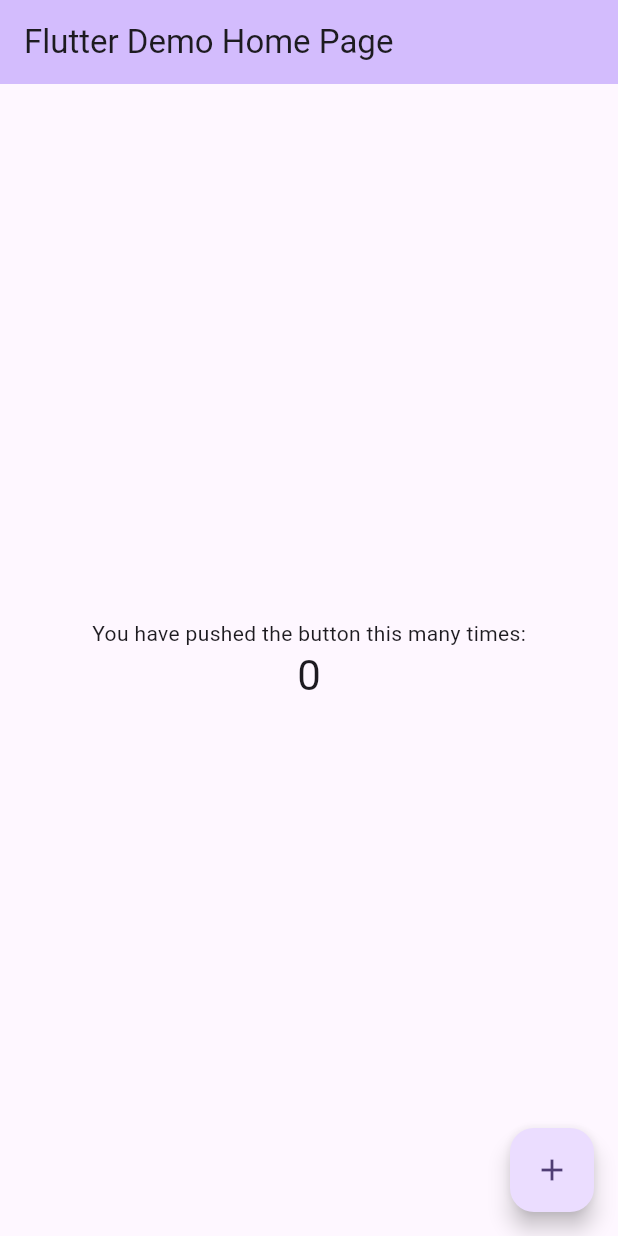
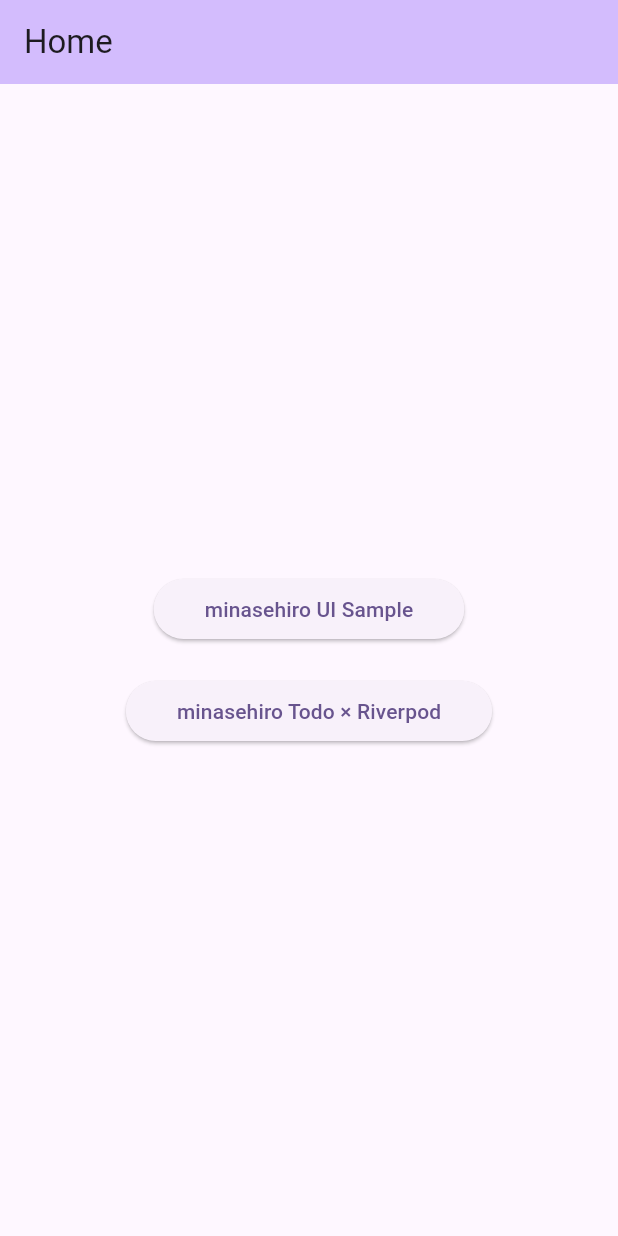
Before and after one commit to tanakahikari-pikka/hoge, a Flutter app: the screen it shows after launch, on a phone screen of 412 x 824 dp. Run offline on Flutter 3.47's test engine with Material 2 defaults, Android fonts, the phone set to English and light mode, and no system bars; our stand-ins replace cloud_firestore, firebase_core, hooks_riverpod; accounts and stored records are empty.

Commit message:
練習用の Todo 機能 を作成 (#9)
* サンプルディレクトリを作成

* サンプル Todo 機能を作成

* 表記ゆれを修正

* コメントを追加

* ほぼUIだけの練習課題も作成

* サンプルディレクトリ・サンプルページを作成

```diff
--- a/lib/main.dart
+++ b/lib/main.dart
@@ -1,7 +1,16 @@
+import 'package:firebase_core/firebase_core.dart';
 import 'package:flutter/material.dart';
+import 'package:hooks_riverpod/hooks_riverpod.dart';
+import 'package:nature_app/team_development_practice/todo_riverpod/minasehiro/view.dart';
 
-void main() {
-  runApp(const MyApp());
+import 'team_development_practice/build_ui/minasehiro.dart';
+
+Future<void> main() async {
+  WidgetsFlutterBinding.ensureInitialized();
+
+  await Firebase.initializeApp();
+
+  runApp(const ProviderScope(child: MyApp()));
 }
 
 class MyApp extends StatelessWidget {
@@ -10,12 +19,13 @@ class MyApp extends StatelessWidget {
   @override
   Widget build(BuildContext context) {
     return MaterialApp(
-      title: 'Flutter Demo',
+      debugShowCheckedModeBanner: false,
+      title: "The Natures App",
       theme: ThemeData(
         colorScheme: ColorScheme.fromSeed(seedColor: Colors.deepPurple),
         useMaterial3: true,
       ),
-      home: const MyHomePage(title: 'Flutter Demo Home Page'),
+      home: const MyHomePage(title: "Home"),
     );
   }
 }
@@ -30,14 +40,6 @@ class MyHomePage extends StatefulWidget {
 }
 
 class _MyHomePageState extends State<MyHomePage> {
-  int _counter = 0;
-
-  void _incrementCounter() {
-    setState(() {
-      _counter++;
-    });
-  }
-
   @override
   Widget build(BuildContext context) {
     return Scaffold(
@@ -45,25 +47,48 @@ class _MyHomePageState extends State<MyHomePage> {
         backgroundColor: Theme.of(context).colorScheme.inversePrimary,
         title: Text(widget.title),
       ),
-      body: Center(
+      body: const Center(
         child: Column(
           mainAxisAlignment: MainAxisAlignment.center,
           children: <Widget>[
-            const Text(
-              'You have pushed the button this many times:',
-            ),
-            Text(
-              '$_counter',
-              style: Theme.of(context).textTheme.headlineMedium,
-            ),
+            NavigateButton(destination: TodoIndexView(), label: "minasehiro UI Sample"),
+            NavigateButton(destination: TodosPage(), label: "minasehiro Todo × Riverpod"),
           ],
         ),
-      ),
-      floatingActionButton: FloatingActionButton(
-        onPressed: _incrementCounter,
-        tooltip: 'Increment',
-        child: const Icon(Icons.add),
       ),
     );
   }
 }
+
+class NavigateButton extends StatelessWidget {
+  const NavigateButton({
+    required this.destination,
+    required this.label,
+    super.key,
+  });
+
+  final Widget destination;
+  final String label;
+
+  @override
+  Widget build(BuildContext context) {
+    return Padding(
+      padding: const EdgeInsets.symmetric(vertical: 10.0),
+      child: ElevatedButton(
+        onPressed: () {
+          Navigator.of(context).push(
+            MaterialPageRoute(
+              builder: (context) {
+                return destination;
+              },
+            ),
+          );
+        },
+        child: Padding(
+          padding: const EdgeInsets.all(10.0),
+          child: Text(label),
+        ),
+      ),
+    );
+  }
+}
--- /dev/null
+++ b/lib/team_development_practice/todo_riverpod/todo.dart
@@ -0,0 +1,39 @@
+import 'package:cloud_firestore/cloud_firestore.dart';
+
+class Todo {
+  const Todo({
+    this.firestoreId,
+    required this.title,
+    required this.description,
+    required this.isDone,
+    required this.dueDateTime,
+    this.updatedAt,
+  });
+
+  final String? firestoreId;
+  final String title;
+  final String description;
+  final bool isDone;
+  final DateTime dueDateTime;
+  final DateTime? updatedAt;
+
+  factory Todo._fromJson(Map<String, dynamic> json) {
+    return Todo(
+      firestoreId: json['firestoreId'] as String,
+      title: json['title'] as String? ?? '',
+      description: json['description'] as String? ?? '',
+      isDone: json['isDone'] as bool? ?? false,
+      dueDateTime: (json['dueDateTime'] as Timestamp).toDate(),
+      updatedAt: (json['updatedAt'] as Timestamp?)?.toDate(),
+    );
+  }
+
+  factory Todo.fromDocumentSnapshot(DocumentSnapshot ds) {
+    final data = ds.data()! as Map<String, dynamic>;
+    return Todo._fromJson(<String, dynamic>{
+      ...data,
+      'firestoreId': ds.id,
+      'path': ds.reference.path,
+    });
+  }
+}
--- a/pubspec.yaml
+++ b/pubspec.yaml
@@ -37,6 +37,9 @@ dependencies:
 
   # 状態管理
   hooks_riverpod: ^2.3.6
+
+  # 日付表示
+  intl: ^0.18.1
 
   # The following adds the Cupertino Icons font to your application.
   # Use with the CupertinoIcons class for iOS style icons.
```
Also changed, not shown: lib/team_development_practice/build_ui/minasehiro.dart (added, +125 -0 lines), lib/team_development_practice/build_ui/sample.dart (added, +38 -0 lines), lib/team_development_practice/todo_riverpod/minasehiro/controller.dart (added, +40 -0 lines), lib/team_development_practice/todo_riverpod/minasehiro/model.dart (added, +51 -0 lines), lib/team_development_practice/todo_riverpod/minasehiro/view.dart (added, +168 -0 lines), lib/team_development_practice/todo_riverpod/sample/controller.dart (added, +13 -0 lines), lib/team_development_practice/todo_riverpod/sample/model.dart (added, +22 -0 lines), lib/team_development_practice/todo_riverpod/sample/view.dart (added, +22 -0 lines), pubspec.lock.
